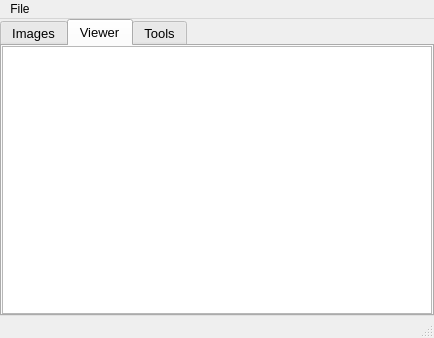
Above: src/gui/holderGUI/holderGUI.ui from erangre/Neutrino before the change. Below: the same form after it.
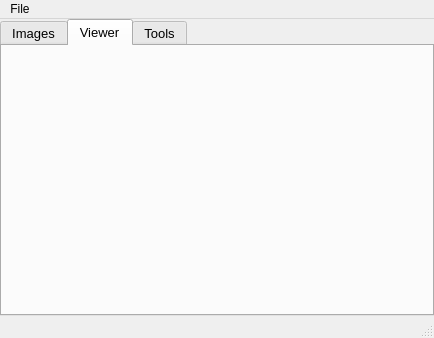
That is the form after the change. The open tabs and pages were chosen to show the change.

```diff
--- a/src/gui/holderGUI/holderGUI.ui
+++ b/src/gui/holderGUI/holderGUI.ui
@@ -81,40 +81,6 @@
        <attribute name="title">
         <string>Viewer</string>
        </attribute>
-       <layout class="QGridLayout" name="gridLayout_3">
-        <property name="leftMargin">
-         <number>0</number>
-        </property>
-        <property name="topMargin">
-         <number>0</number>
-        </property>
-        <property name="rightMargin">
-         <number>0</number>
-        </property>
-        <property name="bottomMargin">
-         <number>0</number>
-        </property>
-        <item row="0" column="0">
-         <widget class="QTreeWidget" name="viewerTree">
-          <property name="font">
-           <font>
-            <pointsize>10</pointsize>
-           </font>
-          </property>
-          <property name="alternatingRowColors">
-           <bool>true</bool>
-          </property>
-          <property name="headerHidden">
-           <bool>true</bool>
-          </property>
-          <column>
-           <property name="text">
-            <string notr="true">1</string>
-           </property>
-          </column>
-         </widget>
-        </item>
-       </layout>
       </widget>
       <widget class="QWidget" name="tab_3">
        <attribute name="title">
```
Left out of the diff: 70 changed lines with no effect on the pictures.
